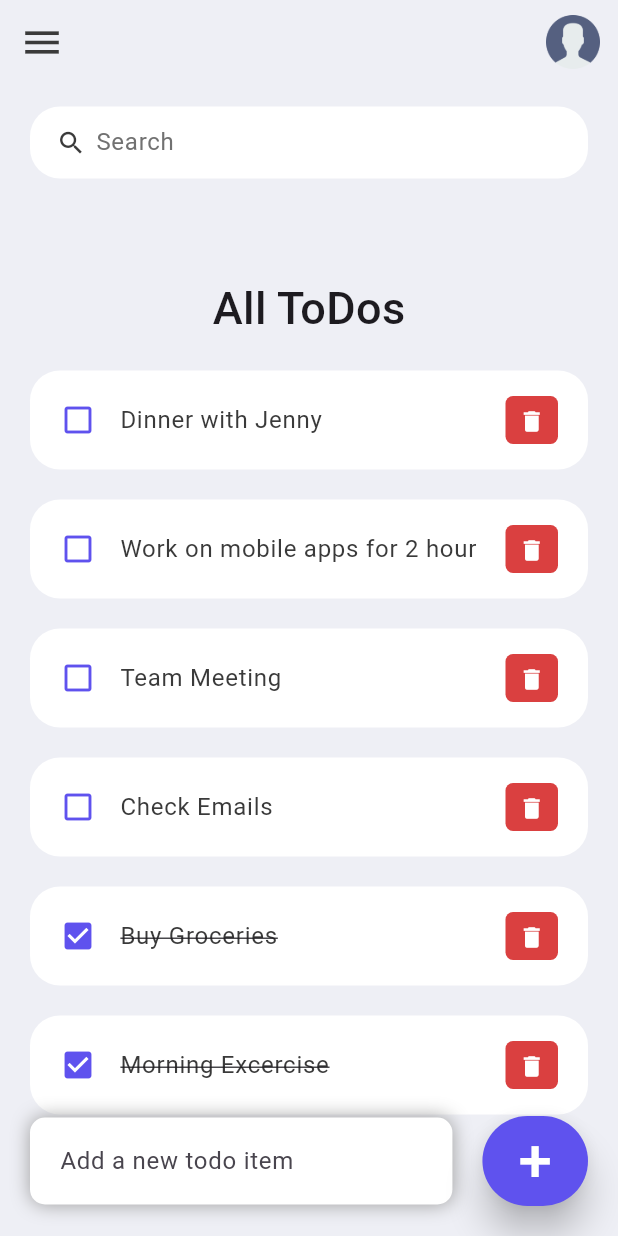
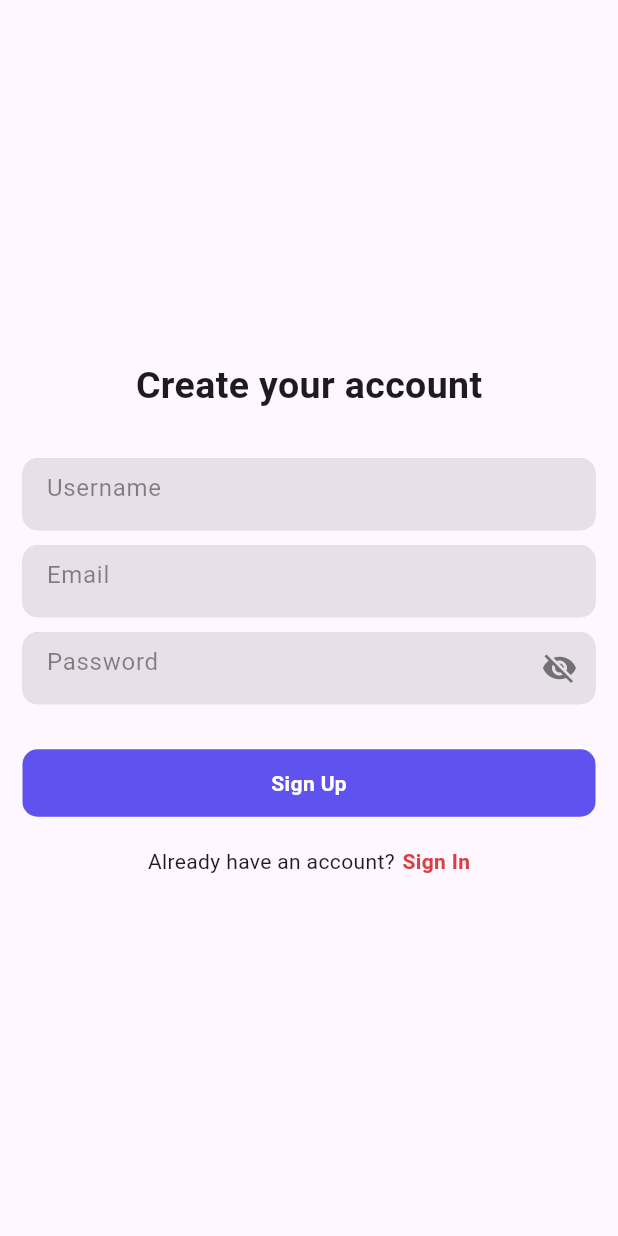
Before and after one commit to safadtm/GTech_MuLearn_Flutter, a Flutter app: the screen it shows after launch, on a phone screen of 412 x 824 dp. Run offline on Flutter 3.47's test engine with Material 3 defaults, Android fonts, the phone set to English and light mode, and no system bars; our stand-ins replace firebase_auth, firebase_core, flutter_secure_storage; accounts and stored records are empty.

Commit message:
sign in & sign up UI

```diff
--- a/cl_firebase_todo/lib/main.dart
+++ b/cl_firebase_todo/lib/main.dart
@@ -1,9 +1,16 @@
+import 'package:cl_firebase_todo/screens/sign_up_page.dart';
+import 'package:firebase_core/firebase_core.dart';
 import 'package:flutter/material.dart';
 import 'package:flutter/services.dart';
 
+import 'firebase_options.dart';
 import 'screens/homepage.dart';
 
-void main() {
+void main() async {
+  WidgetsFlutterBinding.ensureInitialized();
+  await Firebase.initializeApp(
+    options: DefaultFirebaseOptions.currentPlatform,
+  );
   runApp(const MyApp());
 }
 
@@ -21,7 +28,8 @@
         colorScheme: ColorScheme.fromSeed(seedColor: Colors.deepPurple),
         useMaterial3: true,
       ),
-      home:  HomePage(),
+      // home: HomePage(),
+      home: SignUpPage(),
     );
   }
 }
--- /dev/null
+++ b/cl_firebase_todo/lib/screens/sign_up_page.dart
@@ -0,0 +1,123 @@
+import 'package:cl_firebase_todo/constants/colors.dart';
+import 'package:cl_firebase_todo/screens/sign_in_page.dart';
+import 'package:cl_firebase_todo/services/auth_service.dart';
+import 'package:cl_firebase_todo/widgets/form_container_widget.dart';
+import 'package:firebase_auth/firebase_auth.dart';
+import 'package:flutter/material.dart';
+
+class SignUpPage extends StatefulWidget {
+  const SignUpPage({super.key});
+
+  @override
+  State<SignUpPage> createState() => _SignUpPageState();
+}
+
+class _SignUpPageState extends State<SignUpPage> {
+  final AuthClass _auth = AuthClass();
+
+  TextEditingController _usernameController = TextEditingController();
+  TextEditingController _emailController = TextEditingController();
+  TextEditingController _passwordController = TextEditingController();
+
+  bool isSigningUp = false;
+
+  @override
+  void dispose() {
+    _usernameController.dispose();
+    _emailController.dispose();
+    _passwordController.dispose();
+    super.dispose();
+  }
+
+  @override
+  Widget build(BuildContext context) {
+    return Scaffold(
+
+      body: Center(
+        child: Padding(
+          padding: const EdgeInsets.symmetric(horizontal: 15),
+          child: Column(
+            mainAxisAlignment: MainAxisAlignment.center,
+            children: [
+              const Text(
+                "Create your account",
+                style: TextStyle(
+                  fontSize: 25,
+                  fontWeight: FontWeight.bold,
+                ),
+              ),
+              const SizedBox(height: 30),
+              FormContainerWidget(
+                controller: _usernameController,
+                hintText: "Username",
+                isPasswordField: false,
+              ),
+              const SizedBox(height: 10),
+              FormContainerWidget(
+                controller: _emailController,
+                hintText: "Email",
+                isPasswordField: false,
+              ),
+              const SizedBox(height: 10),
+              FormContainerWidget(
+                controller: _passwordController,
+                hintText: "Password",
+                isPasswordField: true,
+              ),
+              const SizedBox(height: 30),
+              GestureDetector(
+                onTap: () {},
+                child: Container(
+                  width: double.infinity,
+                  height: 45,
+                  decoration: BoxDecoration(
+                    color: tdBlue,
+                    borderRadius: BorderRadius.circular(10),
+                  ),
+                  child: Center(
+                    child: isSigningUp
+                        ? const CircularProgressIndicator(
+                            color: Colors.white,
+                          )
+                        : const Text(
+                            "Sign Up",
+                            style: TextStyle(
+                              color: Colors.white,
+                              fontWeight: FontWeight.bold,
+                            ),
+                          ),
+                  ),
+                ),
+              ),
+                 const SizedBox(
+                height: 20,
+              ),
+              Row(
+                mainAxisAlignment: MainAxisAlignment.center,
+                children: [
+                  const Text("Already have an account?"),
+                  const SizedBox(
+                    width: 5,
+                  ),
+                  GestureDetector(
+                      onTap: () {
+                        Navigator.pushAndRemoveUntil(
+                            context,
+                            MaterialPageRoute(
+                                builder: (context) => const SignInPage()),
+                            (route) => false);
+                      },
+                      child: const Text(
+                        "Sign In",
+                        style: TextStyle(
+                            color: tdRed, fontWeight: FontWeight.bold),
+                      ))
+                ],
+              )
+            ],
+          ),
+        ),
+      ),
+    );
+  }
+}
--- /dev/null
+++ b/cl_firebase_todo/lib/services/auth_service.dart
@@ -0,0 +1,30 @@
+import 'package:firebase_auth/firebase_auth.dart';
+import 'package:flutter_secure_storage/flutter_secure_storage.dart';
+
+class AuthClass {
+  final FirebaseAuth _auth = FirebaseAuth.instance;
+
+  final storage = FlutterSecureStorage();
+
+  Future<void> signUpWithEmailAndPassword(String email, String password) async {
+    try {
+      UserCredential credential =await _auth.createUserWithEmailAndPassword(
+        email: email,
+        password: password,
+      );
+    } catch (e) {
+      print("Sign UP: " + e.toString());
+    }
+  }
+
+   Future<void> signInWithEmailAndPassword(String email, String password) async {
+    try {
+      UserCredential credential =await _auth.signInWithEmailAndPassword(
+        email: email,
+        password: password,
+      );
+    } catch (e) {
+      print("Sign In: " + e.toString());
+    }
+  }
+}
--- /dev/null
+++ b/cl_firebase_todo/lib/widgets/form_container_widget.dart
@@ -0,0 +1,79 @@
+
+
+import 'package:cl_firebase_todo/constants/colors.dart';
+import 'package:flutter/material.dart';
+
+
+class FormContainerWidget extends StatefulWidget {
+
+  final TextEditingController? controller;
+  final Key? fieldKey;
+  final bool? isPasswordField;
+  final String? hintText;
+  final String? labelText;
+  final String? helperText;
+  final FormFieldSetter<String>? onSaved;
+  final FormFieldValidator<String>? validator;
+  final ValueChanged<String>? onFieldSubmitted;
+  final TextInputType? inputType;
+
+  const FormContainerWidget({
+    this.controller,
+    this.isPasswordField,
+    this.fieldKey,
+    this.hintText,
+    this.labelText,
+    this.helperText,
+    this.onSaved,
+    this.validator,
+    this.onFieldSubmitted,
+    this.inputType
+  });
+
+
+  @override
+  _FormContainerWidgetState createState() => _FormContainerWidgetState();
+}
+
+class _FormContainerWidgetState extends State<FormContainerWidget> {
+
+  bool _obscureText = true;
+
+
+  @override
+  Widget build(BuildContext context) {
+    return Container(
+      width: double.infinity,
+      clipBehavior: Clip.hardEdge,
+      decoration: BoxDecoration(
+        color: tdGrey.withOpacity(.35),
+        borderRadius: BorderRadius.circular(10),
+      ),
+      child: TextFormField(
+        style: const TextStyle(color: tdBlack),
+        controller: widget.controller,
+        keyboardType: widget.inputType,
+        key: widget.fieldKey,
+        obscureText: widget.isPasswordField == true? _obscureText : false,
+        onSaved: widget.onSaved,
+        validator: widget.validator,
+        onFieldSubmitted: widget.onFieldSubmitted,
+        decoration: InputDecoration(
+          border: InputBorder.none,
+          filled: true,
+          hintText: widget.hintText,
+          hintStyle: const TextStyle(color: Colors.black45),
+          suffixIcon: GestureDetector(
+            onTap: () {
+              setState(() {
+                _obscureText = !_obscureText;
+              });
+            },
+            child:
+            widget.isPasswordField==true? Icon(_obscureText ? Icons.visibility_off : Icons.visibility, color: _obscureText == false ? tdBlue : tdGrey,) : const Text(""),
+          ),
+        ),
+      ),
+    );
+  }
+}
--- a/cl_firebase_todo/pubspec.yaml
+++ b/cl_firebase_todo/pubspec.yaml
@@ -11,6 +11,10 @@ dependencies:
     sdk: flutter
 
   cupertino_icons: ^1.0.2
+  firebase_auth: ^4.15.3
+  firebase_core: ^2.24.2
+  cloud_firestore: ^4.13.6
+  flutter_secure_storage: ^9.0.0
 
 dev_dependencies:
   flutter_test:
```
Also changed, not shown: cl_firebase_todo/lib/screens/sign_in_page.dart (added, +116 -0 lines), cl_firebase_todo/lib/firebase_options.dart (added), cl_firebase_todo/pubspec.lock, 5 other files.
